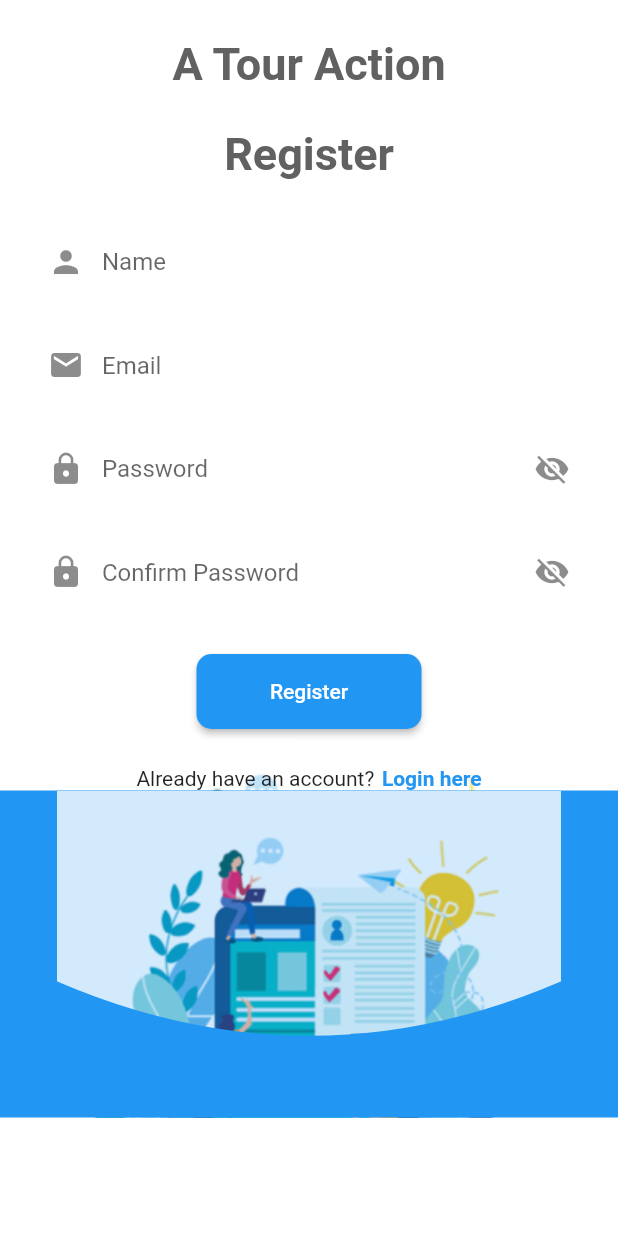
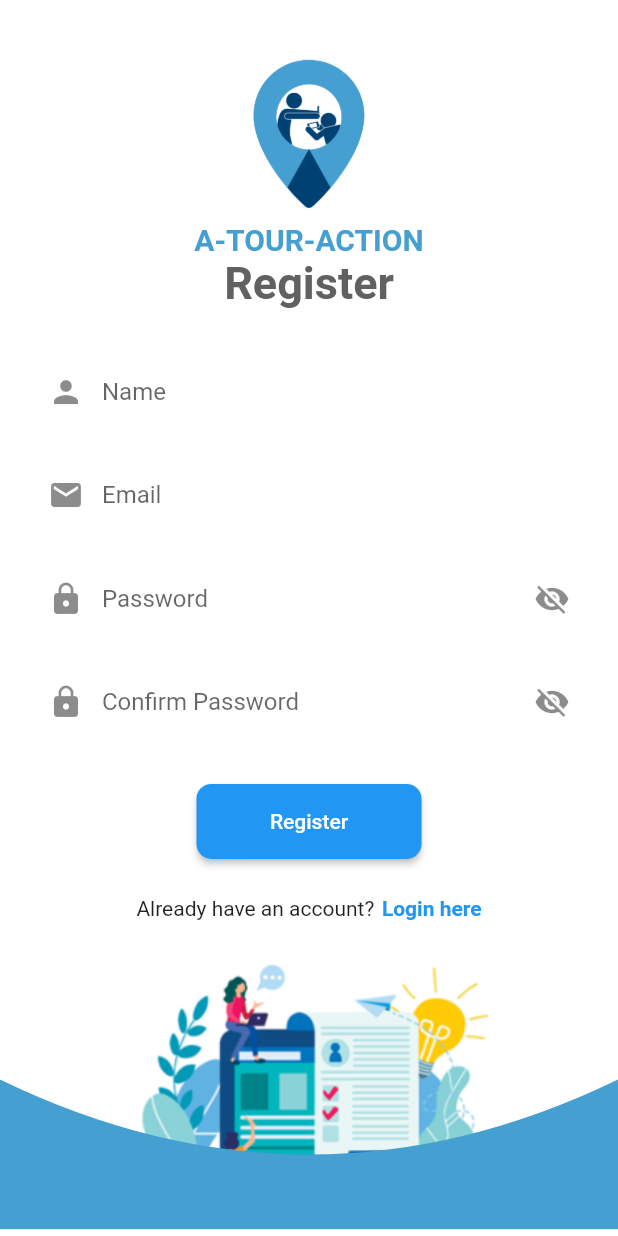
Before and after one commit to markabano/a_tour_action, a Flutter app: the screen it shows after launch, after a tap on "Register here", on a phone screen of 412 x 824 dp. Run offline on Flutter 3.47's test engine with Material 2 defaults, Android fonts, the phone set to English and light mode, and no system bars; our stand-ins replace card_swiper, carousel_slider, cloud_firestore, firebase_auth, firebase_core, firebase_storage and 2 more; missing offline and left inert: panorama_viewer; accounts and stored records are empty.

Commit message:
logo, splash screen and bottom bg

```diff
--- a/lib/main.dart
+++ b/lib/main.dart
@@ -2,6 +2,8 @@ import 'package:a_tour_action/firebase_options.dart';
 import 'package:a_tour_action/auth_page.dart';
 import 'package:firebase_core/firebase_core.dart';
 import 'package:flutter/material.dart';
+
+import 'screens/splash_screen.dart';
 
 void main() async {
   WidgetsFlutterBinding.ensureInitialized();
@@ -20,7 +22,7 @@ class ATourAction extends StatelessWidget {
       theme: ThemeData(
         primaryColor: Color.fromARGB(255, 70, 159, 209), // Set the primary color here
       ),
-      home: AuthPage(),
+      home: SplashScreen(),
       debugShowCheckedModeBanner: false,
     );
   }
--- a/lib/screens/login_screen.dart
+++ b/lib/screens/login_screen.dart
@@ -20,31 +20,32 @@ class _LoginScreenState extends State<LoginScreen> {
     return Scaffold(
       backgroundColor: Colors.white,
       body: SafeArea(
+        child: Column(
+          children: [
+            Expanded(
               child: SingleChildScrollView(
                 child: Container(
-            height: 725,
-          // padding: const EdgeInsets.all(12.0),
-          decoration: const BoxDecoration(
-            image: DecorationImage(
-              fit: BoxFit.contain,
-              image: AssetImage('assets/images/image 11.jpg'),
-              alignment: Alignment.bottomCenter,
-              opacity: 0.8,
+                  color: Color.fromARGB(255, 255, 255, 255),
+                  height: MediaQuery.of(context).size.height,
+                  child: Column(
+                    mainAxisAlignment: MainAxisAlignment.end,
+                    crossAxisAlignment: CrossAxisAlignment.center,
+                    children: [
+                      Column(
+                        children: [
+                          Image.asset(
+                            'assets/images/logo.png',
+                            height: MediaQuery.of(context).size.width * .3,
+                          ),
+                          Text(
+                            'A-TOUR-ACTION',
+                            style: TextStyle(
+                              fontSize: 20,
+                              fontWeight: FontWeight.bold,
+                              color: Color.fromARGB(255, 70, 159, 209),
                             ),
                           ),
-            child: Column(
-              mainAxisAlignment: MainAxisAlignment.center,
-              children: [
-                const SizedBox(height: 25),
-                Text(
-                  'A Tour Action',
-                  style: TextStyle(
-                    fontSize: 30,
-                    fontWeight: FontWeight.bold,
-                    color: Colors.grey[700],
-                  ),
-                ),
-                const SizedBox(height: 25),
+
                           Text(
                             'Login',
                             style: TextStyle(
@@ -78,7 +79,8 @@ class _LoginScreenState extends State<LoginScreen> {
                                     style: TextStyle(
                                       fontSize: 15,
                                       fontWeight: FontWeight.bold,
-                color: Colors.blue, // You can change the color to make it stand out.
+                                      color: Colors
+                                          .blue, // You can change the color to make it stand out.
                                       decoration: TextDecoration.underline,
                                     ),
                                   ),
@@ -99,9 +101,9 @@ class _LoginScreenState extends State<LoginScreen> {
                               icon: Icons.lock,
                               obscureText: true),
                           const SizedBox(height: 15),
-                TextButton(onPressed: (){},
-                child: const Text("Forgot Password")
-                ),
+                          TextButton(
+                              onPressed: () {},
+                              child: const Text("Forgot Password")),
                           ElevatedButton(
                             onPressed: signIn,
                             style: ElevatedButton.styleFrom(
@@ -122,7 +124,8 @@ class _LoginScreenState extends State<LoginScreen> {
                               GestureDetector(
                                 onTap: () => Navigator.of(context).push(
                                   MaterialPageRoute(
-                          builder: (context) => const RegisterScreen(),
+                                    builder: (context) =>
+                                        const RegisterScreen(),
                                   ),
                                 ),
                                 child: const Text('Register here',
@@ -133,39 +136,32 @@ class _LoginScreenState extends State<LoginScreen> {
                               ),
                             ],
                           ),
-                const SizedBox(height: 6),
-                Expanded(
-                  child: Stack(
-                    fit: StackFit.expand,
-                    alignment: Alignment.center,
+                        ],
+                      ),
+                      Stack(
+                        alignment: Alignment.bottomCenter,
                         children: [
-                      Container(
-                        width: 100,
-                        height: 200,
-                        color: Colors.blue,
-
-                      child: ClipPath(
+                          Image.asset(
+                            'assets/images/image 11.jpg',
+                            height: MediaQuery.of(context).size.width * .5,
+                          ),
+                          ClipPath(
                             clipper: ClipClipper(),
                             child: Container(
-                          width: 100,
-                          height: 250,
-                          decoration: const BoxDecoration(
-            image: DecorationImage(
-              fit: BoxFit.contain,
-              image: AssetImage('assets/images/image 11.jpg'),
-              alignment: Alignment.bottomCenter,
-              opacity: 0.8,
+                              decoration: BoxDecoration(
+                                color: const Color.fromARGB(255, 70, 159, 209),
+                              ),
+                              height: 100,
+                            ),
+                          )
+                        ],
+                      )
+                    ],
                   ),
                 ),
               ),
             ),
-                    ),
-  ]
-                  ),
-                ),
           ],
-            ),
-          ),
         ),
       ),
     );
@@ -254,20 +250,16 @@ class _LoginScreenState extends State<LoginScreen> {
 }
 
 class ClipClipper extends CustomClipper<Path> {
-
   @override
   Path getClip(Size size) {
+    Path path = Path();
 
-      Path path=Path();
+    path.moveTo(0, 0); // Move to the top-left corner
+    path.lineTo(0, size.height); // Line to the bottom-left corner
+    path.lineTo(size.width, size.height); // Line to the bottom-right corner
+    path.lineTo(size.width, 0); // Line to the top-right corner
+    path.quadraticBezierTo(size.width / 2, size.height / 1, 0, 0);
 
-      // path.lineTo(0, size.height);
-      // path.lineTo(size.width, size.height);
-      // path.quadraticBezierTo(0, size.height , 0, 0);
-      path.moveTo(0, 0); // Move to the top-left corner
-      path.lineTo(0, size.height / 2); // Line to the left side of the semi-circle
-      path.quadraticBezierTo(
-      size.width / 2, size.height, size.width, size.height / 2); // Create the upside-down semi-circle
-      path.lineTo(size.width, 0); // Line to the top-right corner
     path.close(); // Close the path to complete the clip shape
 
     return path;
--- a/lib/screens/register_screen.dart
+++ b/lib/screens/register_screen.dart
@@ -22,31 +22,28 @@ class _RegisterScreenState extends State<RegisterScreen> {
     return Scaffold(
       backgroundColor: Colors.white,
       body: SafeArea(
+        child: Container(
+          height: MediaQuery.of(context).size.height,
+          // padding: const EdgeInsets.all(12.0),
+
           child: SingleChildScrollView(
-          child: Container(
-            height: 745,
-          // padding: const EdgeInsets.all(12.0),
-          decoration: const BoxDecoration(
-            image: DecorationImage(
-              fit: BoxFit.contain,
-              image: AssetImage('assets/images/image 11.jpg'),
-              alignment: Alignment.bottomCenter,
-              opacity: 0.8,
-            ),
-          ),
             child: Column(
               mainAxisAlignment: MainAxisAlignment.center,
               children: [
                 const SizedBox(height: 25),
+                Image.asset(
+                  'assets/images/logo.png',
+                  height: MediaQuery.of(context).size.width * .3,
+                ),
                 Text(
-                  'A Tour Action',
+                  'A-TOUR-ACTION',
                   style: TextStyle(
-                    fontSize: 30,
+                    fontSize: 20,
                     fontWeight: FontWeight.bold,
-                    color: Colors.grey[700],
+                    color: Color.fromARGB(255, 70, 159, 209),
                   ),
                 ),
-                const SizedBox(height: 25),
+
                 Text(
                   'Register',
                   style: TextStyle(
@@ -106,35 +103,24 @@ class _RegisterScreenState extends State<RegisterScreen> {
                     ),
                   ],
                 ),
-                Expanded(
-                  child: Stack(
-                    fit: StackFit.expand,
-                    alignment: Alignment.center,
+                Stack(
+                  alignment: Alignment.bottomCenter,
                   children: [
-                      Container(
-                        width: 100,
-                        height: 200,
-                        color: Colors.blue,
-
-                      child: ClipPath(
+                    Image.asset(
+                      'assets/images/image 11.jpg',
+                      height: MediaQuery.of(context).size.width * .5,
+                    ),
+                    ClipPath(
                       clipper: ClipClipper(),
                       child: Container(
-                          width: 100,
-                          height: 250,
-                          decoration: const BoxDecoration(
-            image: DecorationImage(
-              fit: BoxFit.contain,
-              image: AssetImage('assets/images/image 11.jpg'),
-              alignment: Alignment.bottomCenter,
-              opacity: 0.8,
+                        decoration: BoxDecoration(
+                          color: const Color.fromARGB(255, 70, 159, 209),
                         ),
+                        height: 100,
                       ),
-                        ),
-                      ),
-                    ),
-  ]
-                  ),
-                ),
+                    )
+                  ],
+                )
               ],
             ),
           ),
@@ -201,20 +187,16 @@ class _RegisterScreenState extends State<RegisterScreen> {
 }
 
 class ClipClipper extends CustomClipper<Path> {
-
   @override
   Path getClip(Size size) {
+    Path path = Path();
 
-      Path path=Path();
+    path.moveTo(0, 0); // Move to the top-left corner
+    path.lineTo(0, size.height); // Line to the bottom-left corner
+    path.lineTo(size.width, size.height); // Line to the bottom-right corner
+    path.lineTo(size.width, 0); // Line to the top-right corner
+    path.quadraticBezierTo(size.width / 2, size.height / 1, 0, 0);
 
-      // path.lineTo(0, size.height);
-      // path.lineTo(size.width, size.height);
-      // path.quadraticBezierTo(0, size.height , 0, 0);
-      path.moveTo(0, 0); // Move to the top-left corner
-      path.lineTo(0, size.height / 2); // Line to the left side of the semi-circle
-      path.quadraticBezierTo(
-      size.width / 2, size.height, size.width, size.height / 2); // Create the upside-down semi-circle
-      path.lineTo(size.width, 0); // Line to the top-right corner
     path.close(); // Close the path to complete the clip shape
 
     return path;
--- /dev/null
+++ b/lib/screens/splash_screen.dart
@@ -0,0 +1,78 @@
+import 'package:a_tour_action/auth_page.dart';
+import 'package:flutter/material.dart';
+
+class SplashScreen extends StatefulWidget {
+  const SplashScreen({Key? key}) : super(key: key);
+
+  @override
+  _SplashScreenState createState() => _SplashScreenState();
+}
+
+class _SplashScreenState extends State<SplashScreen> {
+  double opacity = 0.0;
+
+  @override
+  void initState() {
+    super.initState();
+    // Start the fade-in animation
+    Future.delayed(Duration(milliseconds: 500), () {
+      setState(() {
+        opacity = 1.0;
+      });
+    });
+
+    // Navigate to AuthPage after 1.5 seconds
+    Future.delayed(Duration(seconds: 1), () {
+      _navigateAuth();
+    });
+  }
+
+  _navigateAuth() async {
+    Navigator.pushReplacement(
+      context,
+      PageRouteBuilder(
+        pageBuilder: (_, __, ___) => AuthPage(),
+        transitionDuration: Duration(milliseconds: 1500),
+        transitionsBuilder: (_, animation, __, child) {
+          var begin = Offset(0.0, 1.0);
+          var end = Offset.zero;
+          var curve = Curves.easeInOut;
+          var tween = Tween(begin: begin, end: end).chain(CurveTween(curve: curve));
+          var offsetAnimation = animation.drive(tween);
+          return SlideTransition(position: offsetAnimation, child: child);
+        },
+      ),
+    );
+  }
+
+  @override
+  Widget build(BuildContext context) {
+    return Scaffold(
+      body: SafeArea(
+        child: Center(
+          child: AnimatedOpacity(
+            opacity: opacity,
+            duration: Duration(milliseconds: 500),
+            child: Column(
+              mainAxisAlignment: MainAxisAlignment.center,
+              children: [
+                Image.asset(
+                  'assets/images/logo.png',
+                  height: 150,
+                ),
+                Text(
+                  'A-TOUR-ACTION',
+                  style: TextStyle(
+                    fontSize: 20,
+                    fontWeight: FontWeight.bold,
+                    color: Color.fromARGB(255, 70, 159, 209),
+                  ),
+                ),
+              ],
+            ),
+          ),
+        ),
+      ),
+    );
+  }
+}
```
Also changed, not shown: assets/images/logo.png (added). Lines whose indentation alone changed are shown as unchanged.
